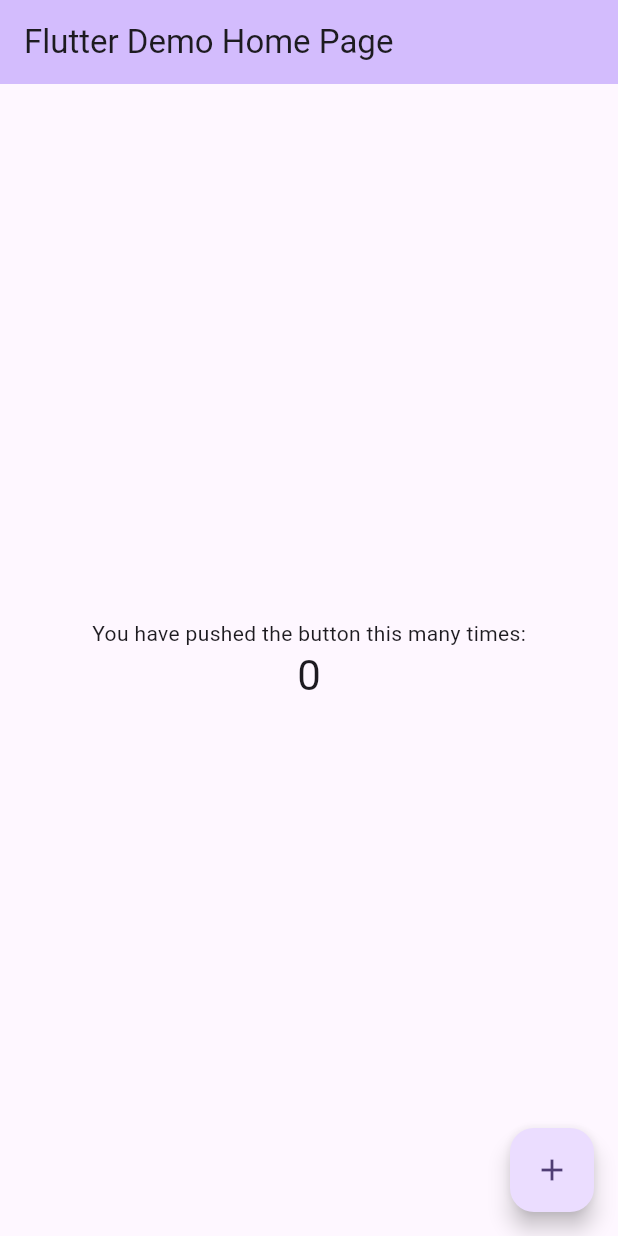
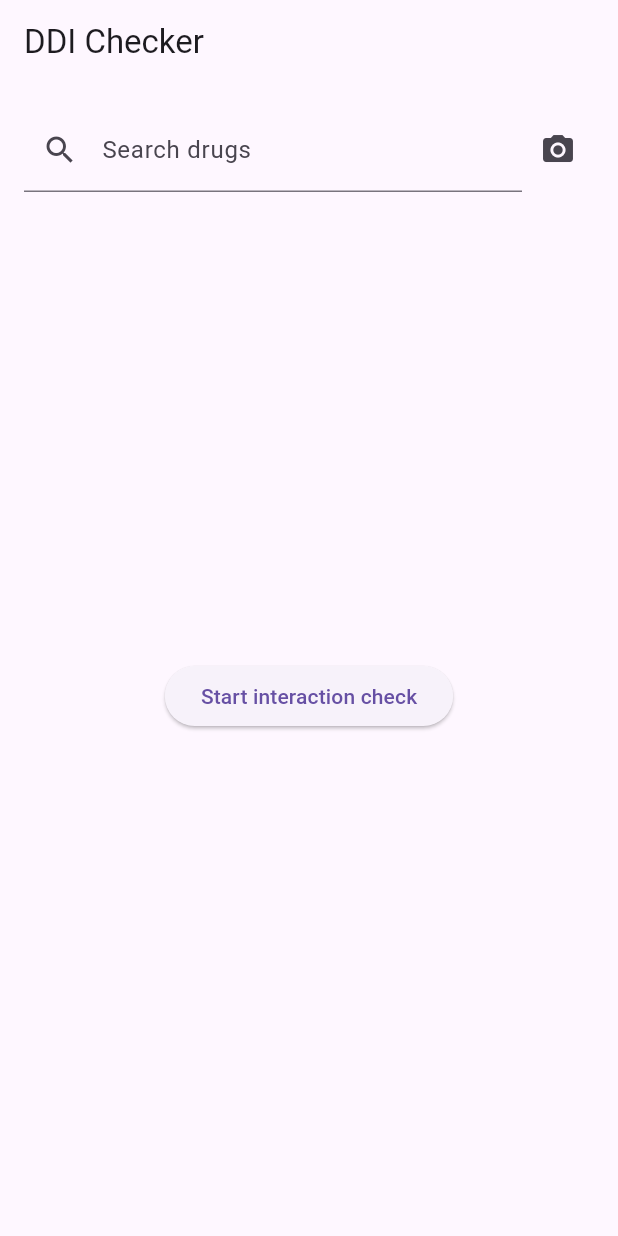
Before and after one commit to thomas-git-user/ddi_checker_app, a Flutter app: the screen it shows after launch, on a phone screen of 412 x 824 dp. Run offline on Flutter 3.47's test engine with Material 3 defaults, Android fonts, the phone set to English and light mode, and no system bars; our stand-ins replace csv.

```diff
--- a/lib/main.dart
+++ b/lib/main.dart
@@ -1,4 +1,6 @@
 import 'package:flutter/material.dart';
+import 'start_screen.dart';
+import 'search_result_screen.dart';
 
 void main() {
   runApp(const MyApp());
@@ -7,119 +9,26 @@ void main() {
 class MyApp extends StatelessWidget {
   const MyApp({super.key});
 
-  // This widget is the root of your application.
   @override
   Widget build(BuildContext context) {
     return MaterialApp(
-      title: 'Flutter Demo',
+      title: 'DDI Checker',
       theme: ThemeData(
-        // This is the theme of your application.
-        //
-        // TRY THIS: Try running your application with "flutter run". You'll see
-        // the application has a purple toolbar. Then, without quitting the app,
-        // try changing the seedColor in the colorScheme below to Colors.green
-        // and then invoke "hot reload" (save your changes or press the "hot
-        // reload" button in a Flutter-supported IDE, or press "r" if you used
-        // the command line to start the app).
-        //
-        // Notice that the counter didn't reset back to zero; the application
-        // state is not lost during the reload. To reset the state, use hot
-        // restart instead.
-        //
-        // This works for code too, not just values: Most code changes can be
-        // tested with just a hot reload.
-        colorScheme: ColorScheme.fromSeed(seedColor: Colors.deepPurple),
-        useMaterial3: true,
+        primarySwatch: Colors.green,
       ),
-      home: const MyHomePage(title: 'Flutter Demo Home Page'),
+      home: StartScreen(),
+      onGenerateRoute: (settings) {
+        if (settings.name == '/searchResult') {
+          final List<String> drugs = settings.arguments as List<String>;
+          return MaterialPageRoute(
+            builder: (context) {
+              return SearchResultScreen(drugs: drugs);
+            },
+          );
+        }
+        // Default route
+        return MaterialPageRoute(builder: (context) => StartScreen());
+      },
     );
   }
 }
-
-class MyHomePage extends StatefulWidget {
-  const MyHomePage({super.key, required this.title});
-
-  // This widget is the home page of your application. It is stateful, meaning
-  // that it has a State object (defined below) that contains fields that affect
-  // how it looks.
-
-  // This class is the configuration for the state. It holds the values (in this
-  // case the title) provided by the parent (in this case the App widget) and
-  // used by the build method of the State. Fields in a Widget subclass are
-  // always marked "final".
-
-  final String title;
-
-  @override
-  State<MyHomePage> createState() => _MyHomePageState();
-}
-
-class _MyHomePageState extends State<MyHomePage> {
-  int _counter = 0;
-
-  void _incrementCounter() {
-    setState(() {
-      // This call to setState tells the Flutter framework that something has
-      // changed in this State, which causes it to rerun the build method below
-      // so that the display can reflect the updated values. If we changed
-      // _counter without calling setState(), then the build method would not be
-      // called again, and so nothing would appear to happen.
-      _counter++;
-    });
-  }
-
-  @override
-  Widget build(BuildContext context) {
-    // This method is rerun every time setState is called, for instance as done
-    // by the _incrementCounter method above.
-    //
-    // The Flutter framework has been optimized to make rerunning build methods
-    // fast, so that you can just rebuild anything that needs updating rather
-    // than having to individually change instances of widgets.
-    return Scaffold(
-      appBar: AppBar(
-        // TRY THIS: Try changing the color here to a specific color (to
-        // Colors.amber, perhaps?) and trigger a hot reload to see the AppBar
-        // change color while the other colors stay the same.
-        backgroundColor: Theme.of(context).colorScheme.inversePrimary,
-        // Here we take the value from the MyHomePage object that was created by
-        // the App.build method, and use it to set our appbar title.
-        title: Text(widget.title),
-      ),
-      body: Center(
-        // Center is a layout widget. It takes a single child and positions it
-        // in the middle of the parent.
-        child: Column(
-          // Column is also a layout widget. It takes a list of children and
-          // arranges them vertically. By default, it sizes itself to fit its
-          // children horizontally, and tries to be as tall as its parent.
-          //
-          // Column has various properties to control how it sizes itself and
-          // how it positions its children. Here we use mainAxisAlignment to
-          // center the children vertically; the main axis here is the vertical
-          // axis because Columns are vertical (the cross axis would be
-          // horizontal).
-          //
-          // TRY THIS: Invoke "debug painting" (choose the "Toggle Debug Paint"
-          // action in the IDE, or press "p" in the console), to see the
-          // wireframe for each widget.
-          mainAxisAlignment: MainAxisAlignment.center,
-          children: <Widget>[
-            const Text(
-              'You have pushed the button this many times:',
-            ),
-            Text(
-              '$_counter',
-              style: Theme.of(context).textTheme.headlineMedium,
-            ),
-          ],
-        ),
-      ),
-      floatingActionButton: FloatingActionButton(
-        onPressed: _incrementCounter,
-        tooltip: 'Increment',
-        child: const Icon(Icons.add),
-      ), // This trailing comma makes auto-formatting nicer for build methods.
-    );
-  }
-}
--- /dev/null
+++ b/lib/start_screen.dart
@@ -0,0 +1,88 @@
+import 'package:flutter/material.dart';
+
+class StartScreen extends StatefulWidget {
+  const StartScreen({super.key});
+
+  @override
+  _StartScreenState createState() => _StartScreenState();
+}
+
+class _StartScreenState extends State<StartScreen> {
+  List<String> selectedDrugs = [];
+  List<String> searchHistory = [];
+
+  @override
+  Widget build(BuildContext context) {
+    return Scaffold(
+      appBar: AppBar(
+        title: const Text('DDI Checker'),
+      ),
+      body: Padding(
+        padding: const EdgeInsets.all(16.0),
+        child: Column(
+          children: [
+            Row(
+              children: [
+                Expanded(
+                  child: TextField(
+                    decoration: const InputDecoration(
+                      labelText: 'Search drugs',
+                      prefixIcon: Icon(Icons.search),
+                    ),
+                    onSubmitted: (value) {
+                      setState(() {
+                        selectedDrugs.add(value);
+                      });
+                    },
+                  ),
+                ),
+                IconButton(
+                  icon: const Icon(Icons.camera_alt),
+                  onPressed: () {
+                    // Barcode scan functionality here
+                  },
+                ),
+              ],
+            ),
+            const SizedBox(height: 8.0),
+            Wrap(
+              children: selectedDrugs.map((drug) {
+                return Chip(
+                  label: Text(drug),
+                  onDeleted: () {
+                    setState(() {
+                      selectedDrugs.remove(drug);
+                    });
+                  },
+                );
+              }).toList(),
+            ),
+            const Spacer(),
+            ElevatedButton(
+              onPressed: () {
+                String currentSearch = selectedDrugs.join(', ');
+                searchHistory.add(currentSearch);
+                Navigator.pushNamed(context, '/searchResult', arguments: selectedDrugs);
+              },
+              child: const Text('Start interaction check'),
+            ),
+            const SizedBox(height: 16.0),
+            Expanded(
+              child: ListView.builder(
+                itemCount: searchHistory.length,
+                itemBuilder: (context, index) {
+                  return ListTile(
+                    title: Text(searchHistory[index]),
+                    onTap: () {
+                      // Show past search results
+                    },
+                  );
+                },
+              ),
+            ),
+          ],
+        ),
+      ),
+    );
+  }
+}
--- a/pubspec.yaml
+++ b/pubspec.yaml
@@ -30,6 +30,7 @@ environment:
 dependencies:
   flutter:
     sdk: flutter
+  csv: ^5.0.0
 
 
   # The following adds the Cupertino Icons font to your application.
@@ -57,6 +58,9 @@ flutter:
   # included with your application, so that you can use the icons in
   # the material Icons class.
   uses-material-design: true
+
+  assets:
+    - assets/CombinedDatasetConservative.csv
 
   # To add assets to your application, add an assets section, like this:
   # assets:
```
Also changed, not shown: lib/drug_interaction_checker.dart (added, +33 -0 lines), lib/search_result_screen.dart (added, +76 -0 lines), pubspec.lock.
